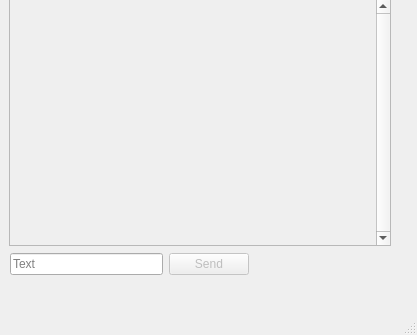
Before: the Qt Designer form src/examples/main_window.ui in itegulov/tcp_homework, drawn with Qt 5.
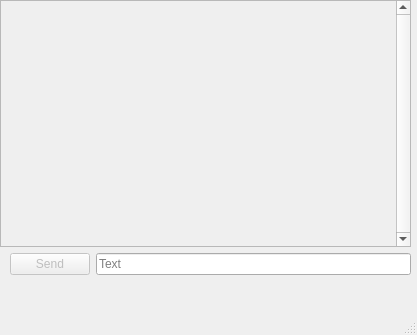
After: the same form once the commit is applied.

What changed in the file:
```diff
--- a/src/examples/main_window.ui
+++ b/src/examples/main_window.ui
@@ -17,9 +17,9 @@
    <widget class="QScrollArea" name="scrollArea">
     <property name="geometry">
      <rect>
-      <x>9</x>
-      <y>-1</y>
-      <width>382</width>
+      <x>0</x>
+      <y>0</y>
+      <width>411</width>
       <height>247</height>
      </rect>
     </property>
@@ -37,7 +37,7 @@
       <rect>
        <x>0</x>
        <y>0</y>
-       <width>367</width>
+       <width>396</width>
        <height>245</height>
       </rect>
      </property>
@@ -53,28 +53,34 @@
      <rect>
       <x>10</x>
       <y>250</y>
-      <width>239</width>
+      <width>401</width>
       <height>29</height>
      </rect>
     </property>
     <layout class="QHBoxLayout" name="horizontalLayout">
-     <item>
-      <widget class="QLineEdit" name="textLineEdit">
-       <property name="placeholderText">
-        <string>Text</string>
-       </property>
-      </widget>
-     </item>
      <item>
       <widget class="QPushButton" name="sendButton">
        <property name="enabled">
         <bool>false</bool>
        </property>
+       <property name="sizePolicy">
+        <sizepolicy hsizetype="Maximum" vsizetype="Fixed">
+         <horstretch>0</horstretch>
+         <verstretch>0</verstretch>
+        </sizepolicy>
+       </property>
        <property name="text">
         <string>Send</string>
        </property>
       </widget>
      </item>
+     <item>
+      <widget class="QLineEdit" name="textLineEdit">
+       <property name="placeholderText">
+        <string>Text</string>
+       </property>
+      </widget>
+     </item>
     </layout>
    </widget>
   </widget>
```
Left out of the diff: 3 changed lines with no effect on the pictures.
